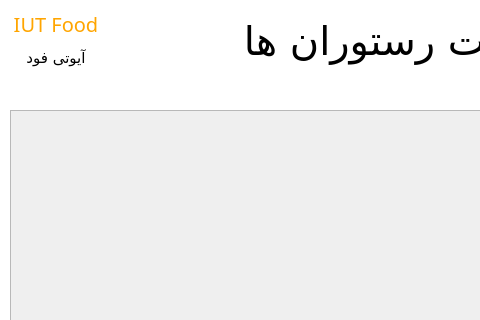
Old version of the form shoppage.ui in the repository amir85cy/iutfood; both pictures show x 0 to 480 and y 0 to 320 of the 800 by 500 pixel window.
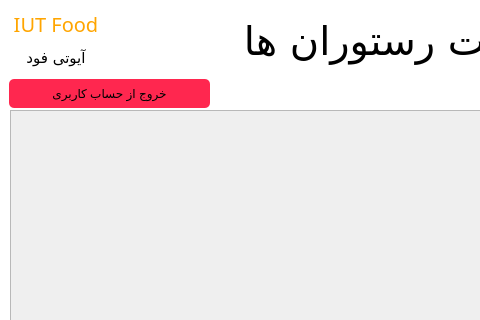
New version of the form.

The edit to the form file:
```diff
--- a/shoppage.ui
+++ b/shoppage.ui
@@ -234,6 +234,31 @@
    <property name="frameShadow">
     <enum>QFrame::Shadow::Raised</enum>
    </property>
+   <widget class="QPushButton" name="exitbtn">
+    <property name="geometry">
+     <rect>
+      <x>10</x>
+      <y>80</y>
+      <width>201</width>
+      <height>29</height>
+     </rect>
+    </property>
+    <property name="cursor">
+     <cursorShape>PointingHandCursor</cursorShape>
+    </property>
+    <property name="styleSheet">
+     <string notr="true">padding:2px;
+
+background-color: rgb(255, 39, 79);
+border:0px solid;
+color:black;
+font: 900 9pt &quot;IRANYekanFN&quot;;
+border-radius:5px;</string>
+    </property>
+    <property name="text">
+     <string>خروج از حساب کاربری</string>
+    </property>
+   </widget>
   </widget>
   <zorder>frame</zorder>
   <zorder>scrollArea</zorder>
```
